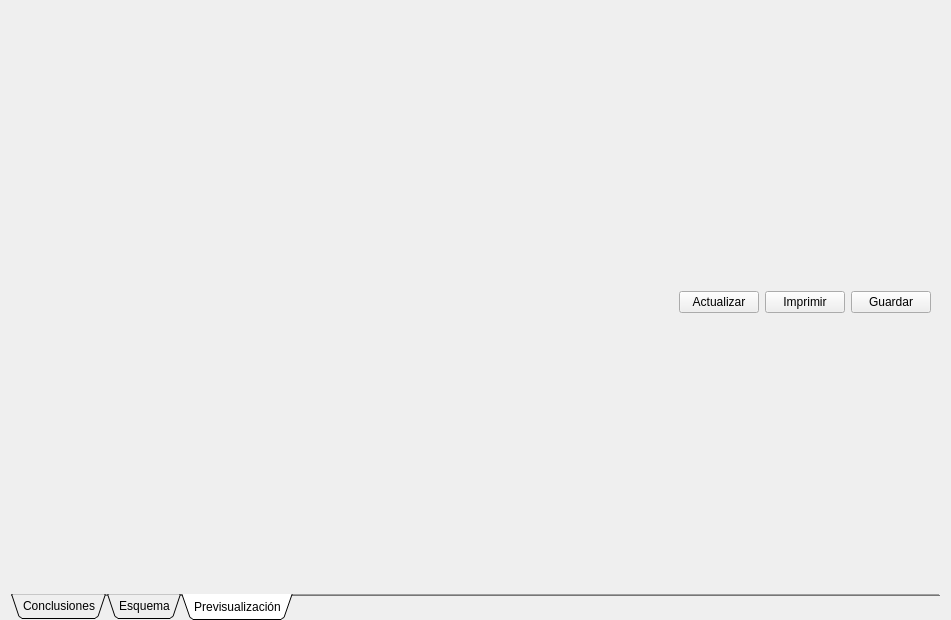
Above: src/abr/UI/AbrReport.ui from Debaq/LabSim before the change. Below: the same form after it.
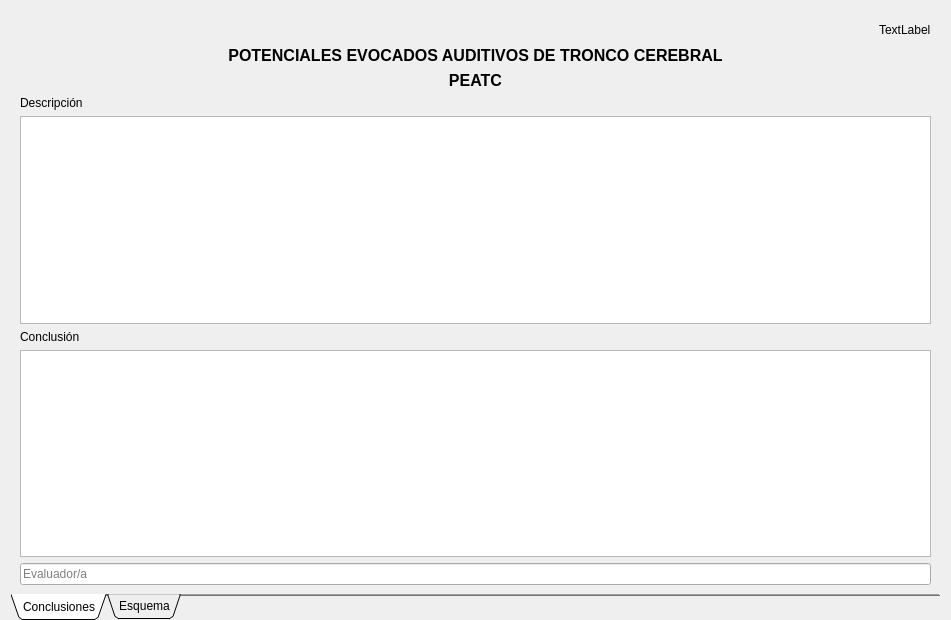
That is the form after the change. The open tabs and pages were chosen to show the change.

Commit message:
ABR: generador v3 (morfología gaussiana), campo average_objetivo y limpieza AbrReport
Generador v2 (Bézier) aplastaba picos y generaba valles profundos;
v3 usa suma de gaussianas por onda con ruido pink+EMG, más fiel a
morfología ABR real. Se agrega average_objetivo por caso (backend +
default) para fijar cuántas promediaciones necesita cada caso
independiente de lo que pida el alumno. AbrReport pierde el visor de
PDF embebido (ya no se genera PDF en cliente, ver commit anterior).

```diff
--- a/src/abr/UI/AbrReport.ui
+++ b/src/abr/UI/AbrReport.ui
@@ -151,72 +151,7 @@
        <string>Esquema</string>
       </attribute>
      </widget>
-     <widget class="QWidget" name="tab_3">
-      <attribute name="title">
-       <string>Previsualización</string>
-      </attribute>
-      <layout class="QVBoxLayout" name="verticalLayout_2">
-       <item>
-        <layout class="QVBoxLayout" name="layout_pdf"/>
-       </item>
-       <item>
-        <widget class="QFrame" name="frame">
-         <property name="maximumSize">
-          <size>
-           <width>16777215</width>
-           <height>30</height>
-          </size>
-         </property>
-         <layout class="QHBoxLayout" name="horizontalLayout_2">
-          <property name="topMargin">
-           <number>0</number>
-          </property>
-          <property name="rightMargin">
-           <number>0</number>
-          </property>
-          <property name="bottomMargin">
-           <number>0</number>
-          </property>
-          <item>
-           <spacer name="horizontalSpacer_2">
-            <property name="orientation">
-             <enum>Qt::Horizontal</enum>
-            </property>
-            <property name="sizeHint" stdset="0">
-             <size>
-              <width>40</width>
-              <height>20</height>
-             </size>
-            </property>
-           </spacer>
-          </item>
-          <item>
-           <widget class="QPushButton" name="btn_update">
-            <property name="text">
-             <string>Actualizar</string>
-            </property>
-           </widget>
-          </item>
-          <item>
-           <widget class="QPushButton" name="btn_print">
-            <property name="text">
-             <string>Imprimir</string>
-            </property>
-           </widget>
-          </item>
-          <item>
-           <widget class="QPushButton" name="btn_save">
-            <property name="text">
-             <string>Guardar</string>
-            </property>
-           </widget>
-          </item>
-         </layout>
-        </widget>
-       </item>
-      </layout>
      </widget>
-    </widget>
    </item>
   </layout>
  </widget>
```
The commit also changes 5 other files.
